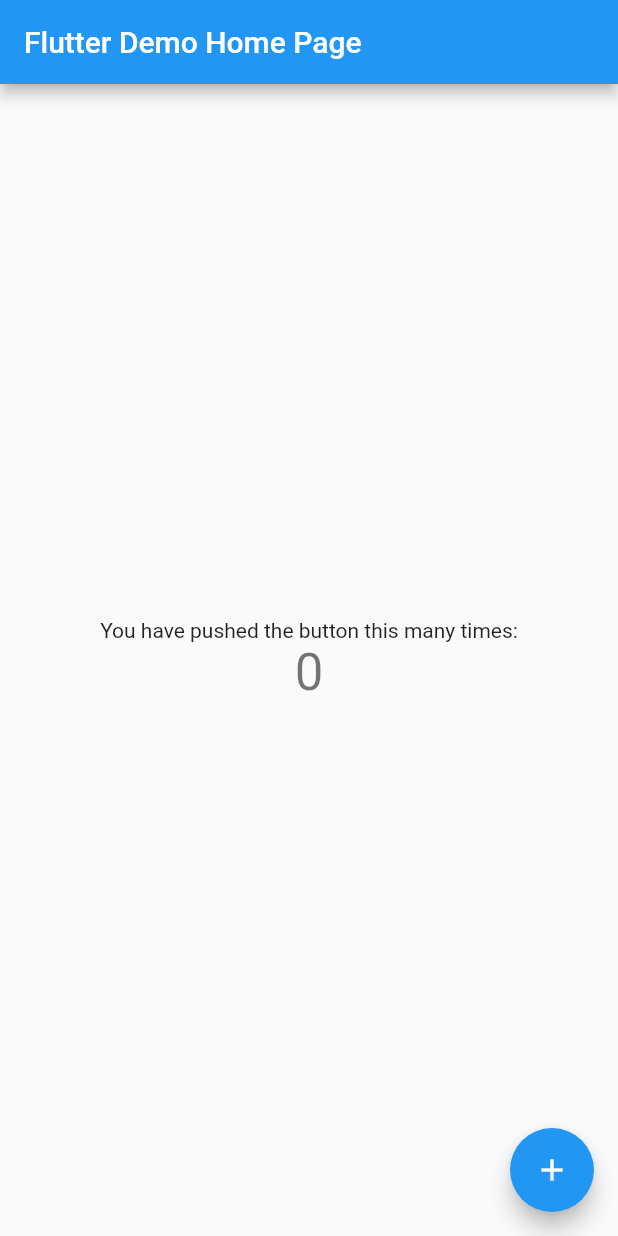
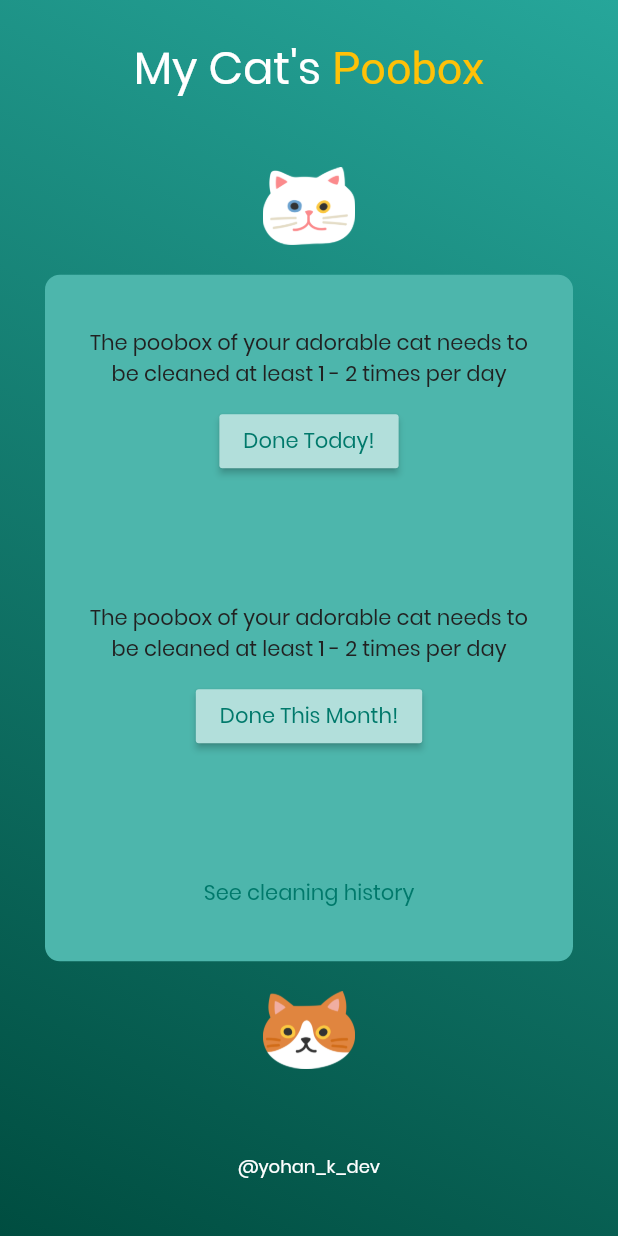
Before and after one commit to chriskwork/my_cats_poobox, a Flutter app: the screen it shows after launch, on a phone screen of 412 x 824 dp. Run offline on Flutter 3.47's test engine with Material 2 defaults, Android fonts, the phone set to English and light mode, and no system bars.

Commit message:
main page design

```diff
--- a/lib/main.dart
+++ b/lib/main.dart
@@ -1,111 +1,198 @@
+import 'dart:ui';
+
 import 'package:flutter/material.dart';
+import 'package:flutter/rendering.dart';
+import 'package:url_launcher/url_launcher.dart';
 
 void main() => runApp(MyApp());
 
 class MyApp extends StatelessWidget {
-  // This widget is the root of your application.
   @override
   Widget build(BuildContext context) {
     return MaterialApp(
-      title: 'Flutter Demo',
-      theme: ThemeData(
-        // This is the theme of your application.
-        //
-        // Try running your application with "flutter run". You'll see the
-        // application has a blue toolbar. Then, without quitting the app, try
-        // changing the primarySwatch below to Colors.green and then invoke
-        // "hot reload" (press "r" in the console where you ran "flutter run",
-        // or simply save your changes to "hot reload" in a Flutter IDE).
-        // Notice that the counter didn't reset back to zero; the application
-        // is not restarted.
-        primarySwatch: Colors.blue,
-      ),
-      home: MyHomePage(title: 'Flutter Demo Home Page'),
+      debugShowCheckedModeBanner: false,
+      title: 'My Cat\'s Poobox',
+      home: MainPage(),
     );
   }
 }
 
-class MyHomePage extends StatefulWidget {
-  MyHomePage({Key key, this.title}) : super(key: key);
-
-  // This widget is the home page of your application. It is stateful, meaning
-  // that it has a State object (defined below) that contains fields that affect
-  // how it looks.
-
-  // This class is the configuration for the state. It holds the values (in this
-  // case the title) provided by the parent (in this case the App widget) and
-  // used by the build method of the State. Fields in a Widget subclass are
-  // always marked "final".
-
-  final String title;
-
-  @override
-  _MyHomePageState createState() => _MyHomePageState();
-}
-
-class _MyHomePageState extends State<MyHomePage> {
-  int _counter = 0;
-
-  void _incrementCounter() {
-    setState(() {
-      // This call to setState tells the Flutter framework that something has
-      // changed in this State, which causes it to rerun the build method below
-      // so that the display can reflect the updated values. If we changed
-      // _counter without calling setState(), then the build method would not be
-      // called again, and so nothing would appear to happen.
-      _counter++;
-    });
-  }
-
+class MainPage extends StatelessWidget {
   @override
   Widget build(BuildContext context) {
-    // This method is rerun every time setState is called, for instance as done
-    // by the _incrementCounter method above.
-    //
-    // The Flutter framework has been optimized to make rerunning build methods
-    // fast, so that you can just rebuild anything that needs updating rather
-    // than having to individually change instances of widgets.
     return Scaffold(
-      appBar: AppBar(
-        // Here we take the value from the MyHomePage object that was created by
-        // the App.build method, and use it to set our appbar title.
-        title: Text(widget.title),
+      body: Container(
+        decoration: BoxDecoration(
+          gradient: LinearGradient(
+            begin: Alignment.topRight,
+            end: Alignment.bottomLeft,
+            colors: [Colors.teal.shade400, Colors.teal.shade900],
           ),
-      body: Center(
-        // Center is a layout widget. It takes a single child and positions it
-        // in the middle of the parent.
+        ),
+        child: SafeArea(
           child: Column(
-          // Column is also a layout widget. It takes a list of children and
-          // arranges them vertically. By default, it sizes itself to fit its
-          // children horizontally, and tries to be as tall as its parent.
-          //
-          // Invoke "debug painting" (press "p" in the console, choose the
-          // "Toggle Debug Paint" action from the Flutter Inspector in Android
-          // Studio, or the "Toggle Debug Paint" command in Visual Studio Code)
-          // to see the wireframe for each widget.
-          //
-          // Column has various properties to control how it sizes itself and
-          // how it positions its children. Here we use mainAxisAlignment to
-          // center the children vertically; the main axis here is the vertical
-          // axis because Columns are vertical (the cross axis would be
-          // horizontal).
             mainAxisAlignment: MainAxisAlignment.center,
+            crossAxisAlignment: CrossAxisAlignment.stretch,
             children: <Widget>[
-            Text(
-              'You have pushed the button this many times:',
+              Expanded(
+                child: Center(
+                  child: RichText(
+                    text: TextSpan(
+                      text: 'My Cat\'s ',
+                      style: TextStyle(
+                        fontSize: 30.0,
+                        fontFamily: 'Poppins',
                       ),
-            Text(
-              '$_counter',
-              style: Theme.of(context).textTheme.display1,
+                      children: <TextSpan>[
+                        TextSpan(
+                          text: 'Poobox',
+                          style: TextStyle(
+                            color: Color(0xFFFFC107),
+                            fontSize: 30.0,
+                          ),
                         ),
                       ],
                     ),
                   ),
-      floatingActionButton: FloatingActionButton(
-        onPressed: _incrementCounter,
-        tooltip: 'Increment',
-        child: Icon(Icons.add),
-      ), // This trailing comma makes auto-formatting nicer for build methods.
+                ),
+              ),
+              Expanded(
+                child: Center(
+                  child: Container(
+                    padding: EdgeInsets.all(20.0),
+                    child: Image.asset('images/cat-face1.png'),
+                  ),
+                ),
+              ),
+              Expanded(
+                flex: 5,
+                child: Center(
+                  child: Container(
+                    padding: EdgeInsets.symmetric(vertical: 35.0),
+                    margin: EdgeInsets.symmetric(horizontal: 30.0),
+                    decoration: BoxDecoration(
+                      color: Colors.teal.shade300,
+                      borderRadius: BorderRadius.circular(10.0),
+                    ),
+                    child: Column(
+                      mainAxisAlignment: MainAxisAlignment.center,
+                      crossAxisAlignment: CrossAxisAlignment.stretch,
+                      children: <Widget>[
+                        // main contents : text, button
+                        Expanded(
+                          child: Column(
+                            children: <Widget>[
+                              Container(
+                                padding: EdgeInsets.symmetric(horizontal: 20.0),
+                                child: Text(
+                                  'The poobox of your adorable cat needs to be cleaned at least 1 - 2 times per day',
+                                  textAlign: TextAlign.center,
+                                  style: TextStyle(
+                                      fontSize: 14.0,
+                                      fontFamily: 'Poppins',
+                                      color: Color(0xFF212121)),
+                                ),
+                              ),
+                              SizedBox(height: 10.0),
+                              RaisedButton(
+                                color: Color(0xFFB2DFDB),
+                                onPressed: () {
+                                  print('btn clicked');
+                                },
+                                child: Text(
+                                  'Done Today!',
+                                  style: TextStyle(
+                                      fontFamily: 'Poppins',
+                                      color: Colors.teal.shade700),
+                                ),
+                              ),
+                            ],
+                          ),
+                        ),
+
+                        // main contents : text, button
+                        Expanded(
+                          child: Column(
+                            children: <Widget>[
+                              Container(
+                                padding: EdgeInsets.symmetric(horizontal: 20.0),
+                                child: Text(
+                                  'The poobox of your adorable cat needs to be cleaned at least 1 - 2 times per day',
+                                  textAlign: TextAlign.center,
+                                  style: TextStyle(
+                                      fontSize: 14.0,
+                                      fontFamily: 'Poppins',
+                                      color: Color(0xFF212121)),
+                                ),
+                              ),
+                              SizedBox(height: 10.0),
+                              RaisedButton(
+                                color: Color(0xFFB2DFDB),
+                                onPressed: () {
+                                  print('btn clicked');
+                                },
+                                child: Text(
+                                  'Done This Month!',
+                                  style: TextStyle(
+                                      fontFamily: 'Poppins',
+                                      color: Colors.teal.shade700),
+                                ),
+                              ),
+                            ],
+                          ),
+                        ),
+                        // See history button
+                        Container(
+                          child: Text(
+                            'See cleaning history',
+                            textAlign: TextAlign.center,
+                            style: TextStyle(
+                              fontFamily: 'Poppins',
+                              color: Colors.teal.shade700,
+                            ),
+                          ),
+                        ),
+                      ],
+                    ),
+                  ),
+                ),
+              ),
+
+              // At least once per month, it\'s necessary to change to the new sand and disinfection the poobox
+              Expanded(
+                child: Center(
+                  child: Container(
+                    padding: EdgeInsets.all(20.0),
+                    child: Image.asset('images/cat-face2.png'),
+                  ),
+                ),
+              ),
+              Expanded(
+                child: Center(
+                  child: GestureDetector(
+                    onTap: () async {
+                      const url = 'https://twitter.com/yohan_k_dev';
+                      if (await canLaunch(url)) {
+                        await launch(url);
+                      } else {
+                        throw 'Could not launch $url';
+                      }
+                    },
+                    child: Text(
+                      '@yohan_k_dev',
+                      style: TextStyle(
+                        fontSize: 12.0,
+                        fontFamily: 'Poppins',
+                        color: Colors.white,
+                      ),
+                    ),
+                  ),
+                ),
+              ),
+            ],
+          ),
+        ),
+      ),
     );
   }
 }
```
Also changed, not shown: pubspec.yaml (+9 -43 lines), images/cat-face1.png (renamed from images/Asset 17.png), images/cat-face2.png (renamed from images/Asset 22.png), images/cat-face3.png (renamed from images/Asset 23.png), lib/constants.dart (added), pubspec.lock. Lines whose indentation alone changed are shown as unchanged.
